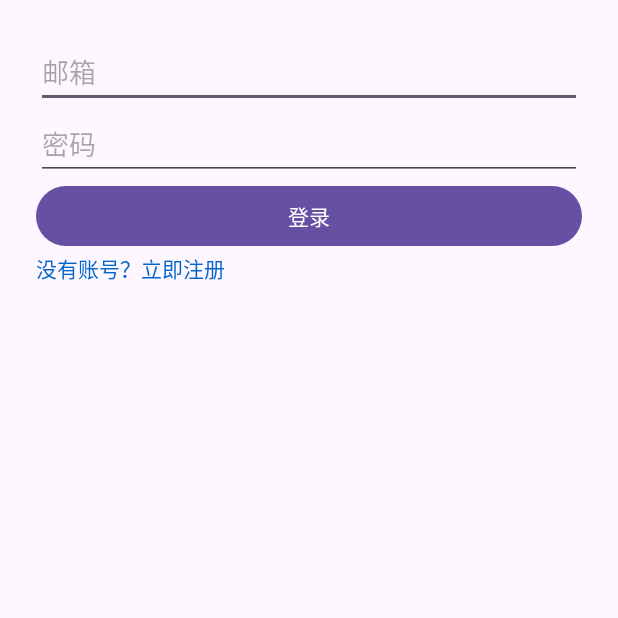
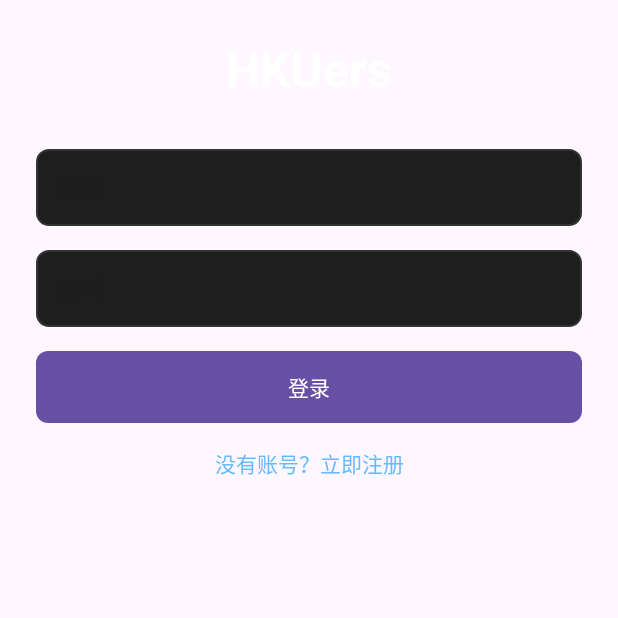
Before and after one commit to LiuRuohui/HKUers, an Android app: the screen it shows after launch (LoginActivity), on a phone screen of 412 x 824 dp, the top half of it. Run offline under Robolectric (Android 15) with nearby library versions, the phone set to English and light mode, and no system bars; our stand-ins replace Firebase (no records; nobody signed in at launch, a user with empty details on screens opened directly).

Commit message:
add some background and user-frinedly UI

```diff
--- a/app/src/main/java/hk/hku/cs/hkuers/feature/test.java
+++ /dev/null
@@ -1,4 +0,0 @@
-package hk.hku.cs.hkuers.feature;
-
-public class test {
-}
--- /dev/null
+++ b/app/src/main/res/drawable/button_background.xml
@@ -0,0 +1,14 @@
+<selector xmlns:android="http://schemas.android.com/apk/res/android">
+    <item android:state_pressed="true">
+        <shape android:shape="rectangle">
+            <solid android:color="#333333"/>
+            <corners android:radius="8dp"/>
+        </shape>
+    </item>
+    <item>
+        <shape android:shape="rectangle">
+            <solid android:color="#444444"/>
+            <corners android:radius="8dp"/>
+        </shape>
+    </item>
+</selector>
--- /dev/null
+++ b/app/src/main/res/drawable/edittext_background.xml
@@ -0,0 +1,5 @@
+<shape xmlns:android="http://schemas.android.com/apk/res/android" android:shape="rectangle">
+    <solid android:color="#1E1E1E"/>
+    <corners android:radius="8dp"/>
+    <stroke android:width="1dp" android:color="#333333"/>
+</shape>
--- a/app/src/main/res/layout/activity_login.xml
+++ b/app/src/main/res/layout/activity_login.xml
@@ -1,36 +1,69 @@
 <?xml version="1.0" encoding="utf-8"?>
-<LinearLayout
+<ScrollView
     xmlns:android="http://schemas.android.com/apk/res/android"
     android:layout_width="match_parent"
-    android:layout_height="match_parent"
+    android:layout_height="match_parent">
+
+    <LinearLayout
+        android:layout_width="match_parent"
+        android:layout_height="wrap_content"
         android:orientation="vertical"
-    android:padding="24dp">
+        android:padding="24dp"
+        android:gravity="center_vertical">
 
+        <!-- 标题 -->
+        <TextView
+            android:id="@+id/tvTitle"
+            android:layout_width="wrap_content"
+            android:layout_height="wrap_content"
+            android:text="HKUers"
+            android:textSize="32sp"
+            android:textStyle="bold"
+            android:textColor="#FFFFFF"
+            android:layout_gravity="center_horizontal"
+            android:layout_marginBottom="32dp"/>
+
+        <!-- 邮箱输入框 -->
         <EditText
             android:id="@+id/etLoginEmail"
             android:layout_width="match_parent"
             android:layout_height="wrap_content"
             android:hint="邮箱"
-        android:inputType="textEmailAddress"/>
+            android:inputType="textEmailAddress"
+            android:background="@drawable/edittext_background"
+            android:padding="12dp"
+            android:textColor="#FFFFFF"
+            android:layout_marginBottom="16dp"/>
 
+        <!-- 密码输入框 -->
         <EditText
             android:id="@+id/etLoginPassword"
             android:layout_width="match_parent"
             android:layout_height="wrap_content"
             android:hint="密码"
-        android:inputType="textPassword"/>
+            android:inputType="textPassword"
+            android:background="@drawable/edittext_background"
+            android:padding="12dp"
+            android:textColor="#FFFFFF"
+            android:layout_marginBottom="16dp"/>
 
+        <!-- 登录按钮 -->
         <Button
             android:id="@+id/btnLogin"
             android:layout_width="match_parent"
             android:layout_height="wrap_content"
-        android:text="登录"/>
+            android:text="登录"
+            android:background="@drawable/button_background"
+            android:textColor="#FFFFFF"
+            android:layout_marginBottom="16dp"/>
 
+        <!-- 跳转注册 -->
         <TextView
             android:layout_width="match_parent"
             android:layout_height="wrap_content"
             android:text="没有账号？立即注册"
-        android:textColor="#0066CC"
+            android:textColor="#66BBFF"
+            android:gravity="center"
             android:onClick="navigateToRegister"/>
-
     </LinearLayout>
+</ScrollView>
```
Also changed, not shown: app/src/main/res/drawable/bg_message_received.xml (added, +8 -0 lines), app/src/main/res/drawable/bg_message_sent.xml (added, +8 -0 lines), app/src/main/res/layout/activity_chat.xml (added, +47 -0 lines), app/src/main/res/layout/activity_chat_list.xml (added, +31 -0 lines), app/src/main/res/layout/activity_registration.xml (+41 -8 lines), app/src/main/res/layout/item_chat_group.xml (added, +59 -0 lines), app/src/main/res/layout/item_message.xml (added, +63 -0 lines), 1 other file. Lines whose indentation alone changed are shown as unchanged.
